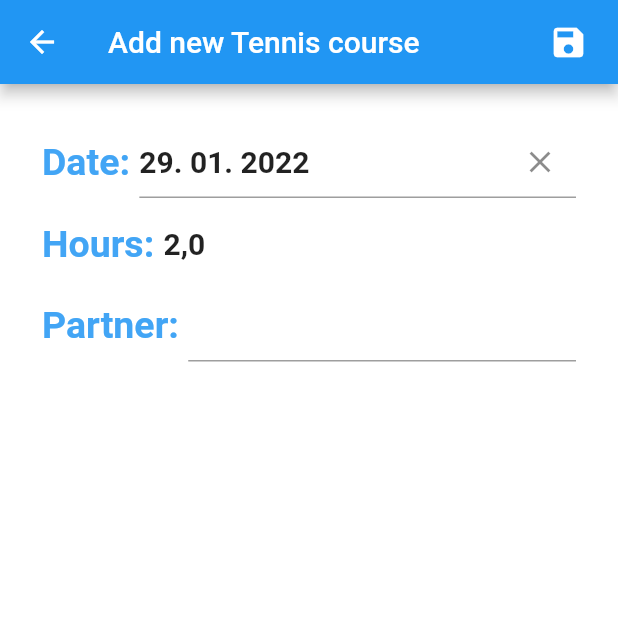
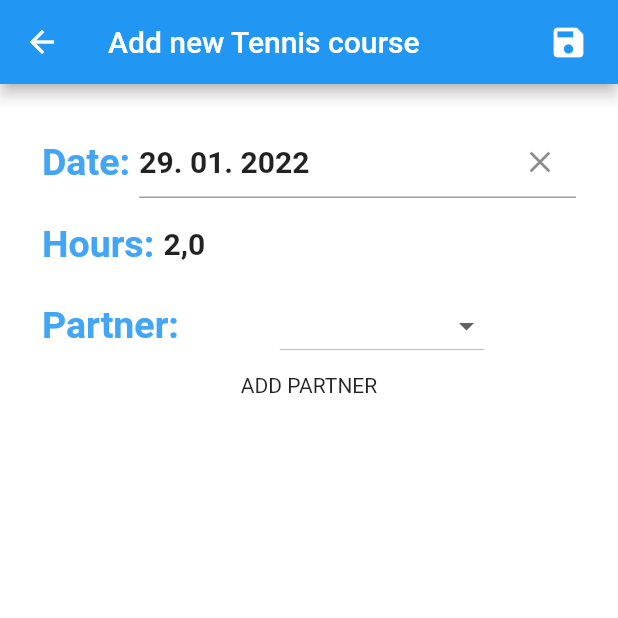
Before and after one commit to jelazi/tennis_cash_court, a Flutter app: the AddNewHourDialog screen opened directly with empty values, after a tap on the "save" icon, on a phone screen of 412 x 824 dp, the top half of it. Run offline on Flutter 3.47's test engine with Material 2 defaults, Android fonts, the phone set to English and light mode, and no system bars; drawn by our look-alikes of datetime_picker_formfield; our stand-ins replace firebase_core, firebase_database, flutter_slidable, persistent_bottom_nav_bar, shared_preferences; missing offline and left inert: flutter_picker; accounts and stored records are empty; generated files the repository leaves out were written again.

Commit message:
Modify - list partners in add new hour WIP

```diff
--- a/lib/model/hour_manager.dart
+++ b/lib/model/hour_manager.dart
@@ -13,10 +13,22 @@ class HourManager {
 
   double get summaryCurrent {
     double sum = 0;
-    _listTennisHours
-        .map((hour) => {if (!hour.isSold) sum += (hour.hours * priceForHour)})
-        .toList();
+    _listTennisHours.map((hour) {
+      int sumPartners = hour.partner.isEmpty ? 1 : hour.partner.length;
+      if (!hour.isSold) sum += (hour.hours * (priceForHour / sumPartners));
+    }).toList();
     return sum;
+  }
+
+  List<String> getListCurrentPartners() {
+    List<String> list = [''];
+    _listTennisHours.map((hour) {
+      hour.partner.map((partner) {
+        if (!list.contains(partner)) list.add(partner);
+      }).toList();
+    }).toList();
+    list.add('..add new name');
+    return list;
   }
 
   double get summaryHours {
@@ -39,9 +51,7 @@ class HourManager {
     PreferencesModel preferencesModel = PreferencesModel();
     preferencesModel
         .getDataFromPreferences()
-        .then((value) => _listTennisHours = value)
-        .then(
-            (value) => _listTennisHours.map((e) => print(e.toMap())).toList());
+        .then((value) => _listTennisHours = value);
   }
 
   void addNewHour(TennisHour tennisHour) {
--- a/lib/model/tennis_hour.dart
+++ b/lib/model/tennis_hour.dart
@@ -1,9 +1,10 @@
 import 'package:uuid/uuid.dart';
+import 'dart:convert';
 
 class TennisHour {
   late double hours;
   late DateTime date;
-  late String partner;
+  late List partner = [];
   bool _isSold = false;
   late String id;
 
@@ -37,8 +38,8 @@ class TennisHour {
 
   TennisHour.fromMap(Map map) {
     date = (map['date'] != null) ? DateTime.parse(map['date']) : DateTime.now();
-    hours = (map['hours'] != null) ? double.parse(map['hours'].toString()) : 0;
-    partner = map['partner'] ?? '';
+    hours = (map['hours'] != null) ? map['hours'] : 0;
+    partner = (map['partner'] != null) ? map['partner'] : [];
     _isSold = map['isSold'] == 'true' ? true : false;
     id = map['id'] ?? '';
   }
--- a/lib/view/add_new_hour_dialog.dart
+++ b/lib/view/add_new_hour_dialog.dart
@@ -2,23 +2,27 @@ import 'package:flutter/material.dart';
 import 'package:datetime_picker_formfield/datetime_picker_formfield.dart';
 import 'package:intl/intl.dart';
 import 'package:flutter_picker/flutter_picker.dart';
+import 'package:tennis_cash_court/model/hour_manager.dart';
 import 'package:tennis_cash_court/model/tennis_hour.dart';
 
 class AddNewHourDialog extends StatefulWidget {
   Function addNewHour;
+  late HourManager hourManager;
+  late List<String> partnersValues;
 
   AddNewHourDialog(this.addNewHour, BuildContext context,
-      Animation<double> animation, Animation<double> secondaryAnimation);
+      Animation<double> animation, Animation<double> secondaryAnimation) {
+    hourManager = HourManager();
+    partnersValues = hourManager.getListCurrentPartners();
+  }
 
   @override
   State<AddNewHourDialog> createState() => _AddNewHourDialogState();
 }
 
 class _AddNewHourDialogState extends State<AddNewHourDialog> {
-  final format = DateFormat("dd. MM. yyyy");
   String numberHour = '2,0';
   DateTime dateTime = DateTime.now();
-  String partner = '';
   TextStyle labelStyle = TextStyle(
     color: Colors.blue.shade400,
     fontWeight: FontWeight.bold,
@@ -29,6 +33,11 @@ class _AddNewHourDialogState extends State<AddNewHourDialog> {
     fontWeight: FontWeight.bold,
     fontSize: 20,
   );
+  List<String> partnerCards = [''];
+
+  _AddNewHourDialogState();
+  TextEditingController textFieldController = TextEditingController();
+
   @override
   Widget build(BuildContext context) {
     return Scaffold(
@@ -39,11 +48,31 @@ class _AddNewHourDialogState extends State<AddNewHourDialog> {
             padding: const EdgeInsets.only(right: 20.0),
             child: GestureDetector(
               onTap: () {
-                widget.addNewHour(
-                  TennisHour(dateTime,
-                      double.parse(numberHour.replaceAll(',', '.')), partner),
-                );
-                Navigator.pop(context);
+                bool isCorrect = true;
+                partnerCards.map((e) {
+                  for (int i = partnerCards.indexOf(e) + 1;
+                      i < partnerCards.length;
+                      i++) {
+                    if (e == partnerCards[i]) {
+                      var snackBar = SnackBar(
+                        content: Text("Two same name partners!"),
+                      );
+                      ScaffoldMessenger.of(context).showSnackBar(snackBar);
+                      isCorrect = false;
+                    }
+                  }
+                }).toList();
+                if (isCorrect) {
+                  partnerCards.toSet().toList(); //remove more empty string;
+                  partnerCards.remove('');
+                  widget.addNewHour(
+                    TennisHour(
+                        dateTime,
+                        double.parse(numberHour.replaceAll(',', '.')),
+                        partnerCards),
+                  );
+                  Navigator.pop(context);
+                }
               },
               child: const Icon(
                 Icons.save,
@@ -61,35 +90,7 @@ class _AddNewHourDialogState extends State<AddNewHourDialog> {
           color: Colors.white,
           child: Column(
             children: [
-              Padding(
-                padding: const EdgeInsets.all(8.0),
-                child: Row(
-                  mainAxisAlignment: MainAxisAlignment.spaceBetween,
-                  children: [
-                    Text('Date: ', style: labelStyle),
-                    Expanded(
-                      child: DateTimeField(
-                        initialValue: DateTime.now(),
-                        format: format,
-                        style: editTextStyle,
-                        onShowPicker: (context, currentValue) async {
-                          final date = await showDatePicker(
-                              context: context,
-                              firstDate: DateTime(1900),
-                              initialDate: currentValue ?? DateTime.now(),
-                              lastDate: DateTime(2100));
-                          if (date != null) {
-                            const time = const TimeOfDay(hour: 0, minute: 0);
-                            return DateTimeField.combine(date, time);
-                          } else {
-                            return currentValue;
-                          }
-                        },
-                      ),
-                    ),
-                  ],
-                ),
-              ),
+              CalendarText(labelStyle, editTextStyle),
               Padding(
                 padding: const EdgeInsets.all(8.0),
                 child: Row(
@@ -121,15 +122,42 @@ class _AddNewHourDialogState extends State<AddNewHourDialog> {
                       style: labelStyle,
                     ),
                     Expanded(
-                      child: TextFormField(
-                        style: editTextStyle,
-                        initialValue: partner,
-                        onChanged: (value) => partner = value,
-                      ),
-                    ),
+                        child: Column(
+                      children: partnerCards
+                          .map(
+                            (partnerCard) => DropdownButton(
+                              value: partnerCard,
+                              items: widget.partnersValues.map((String value) {
+                                return DropdownMenuItem<String>(
+                                  value: value,
+                                  child: Text(value),
+                                );
+                              }).toList(),
+                              onChanged: (String? newValue) {
+                                if (newValue! == '..add new name') {
+                                  _showNewNameDialog(textFieldController);
+                                } else {
+                                  partnerCards.last = newValue;
+                                }
+                                setState(() {});
+                              },
+                            ),
+                          )
+                          .toList(),
+                    )),
                   ],
                 ),
-              )
+              ),
+              InkWell(
+                  child: Text("ADD PARTNER"),
+                  onTap: () {
+                    //selectedUser.add(null);
+                    //linkdevices ++;
+                    if (!partnerCards.last.isEmpty) {
+                      partnerCards.add('');
+                      setState(() {});
+                    }
+                  })
             ],
           ),
         ),
@@ -172,4 +200,87 @@ class _AddNewHourDialogState extends State<AddNewHourDialog> {
           });
         }).showDialog(context);
   }
+
+  Future<void> _showNewNameDialog(
+      TextEditingController textFieldController) async {
+    String setValue = '';
+    showDialog(
+        context: context,
+        builder: (context) {
+          return AlertDialog(
+            title: Text('New partner name'),
+            content: TextField(
+              onChanged: (value) {
+                setValue = value;
+              },
+              controller: textFieldController,
+              decoration: InputDecoration(hintText: "New name"),
+            ),
+            actions: [
+              TextButton(
+                onPressed: () {
+                  if (widget.partnersValues.contains(setValue)) {
+                    var snackBar = SnackBar(
+                      content: Text("The name $setValue exists!"),
+                    );
+                    ScaffoldMessenger.of(context).showSnackBar(snackBar);
+                  } else {
+                    widget.partnersValues
+                        .insert(widget.partnersValues.length - 1, setValue);
+                    partnerCards.last = setValue;
+                    Navigator.pop(context);
+                    setState(() {});
+                  }
+                },
+                child: Text('OK'),
+              )
+            ],
+          );
+        });
+  }
 }
+
+class CalendarText extends StatefulWidget {
+  TextStyle labelStyle;
+  TextStyle editTextStyle;
+  CalendarText(this.labelStyle, this.editTextStyle);
+
+  @override
+  State<CalendarText> createState() => _CalendarTextState();
+}
+
+class _CalendarTextState extends State<CalendarText> {
+  final format = DateFormat("dd. MM. yyyy");
+  @override
+  Widget build(BuildContext context) {
+    return Padding(
+      padding: const EdgeInsets.all(8.0),
+      child: Row(
+        mainAxisAlignment: MainAxisAlignment.spaceBetween,
+        children: [
+          Text('Date: ', style: widget.labelStyle),
+          Expanded(
+            child: DateTimeField(
+              initialValue: DateTime.now(),
+              format: format,
+              style: widget.editTextStyle,
+              onShowPicker: (context, currentValue) async {
+                final date = await showDatePicker(
+                    context: context,
+                    firstDate: DateTime(1900),
+                    initialDate: currentValue ?? DateTime.now(),
+                    lastDate: DateTime(2100));
+                if (date != null) {
+                  const time = TimeOfDay(hour: 0, minute: 0);
+                  return DateTimeField.combine(date, time);
+                } else {
+                  return currentValue;
+                }
+              },
+            ),
+          ),
+        ],
+      ),
+    );
+  }
+}
--- a/lib/view/card_hour.dart
+++ b/lib/view/card_hour.dart
@@ -80,7 +80,7 @@ class _CardHourState extends State<CardHour> {
                 Padding(
                   padding: const EdgeInsets.all(8.0),
                   child: Text(
-                    'Partner: ' + widget.tennisHour.partner,
+                    'Partner: ' + widget.tennisHour.partner.join(", "),
                     style: const TextStyle(
                       color: Colors.blueAccent,
                       fontWeight: FontWeight.bold,
```
Also changed, not shown: lib/view/main_sreen.dart (+0 -8 lines).
